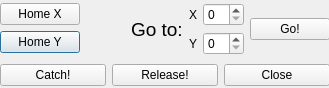
First picture: the form in FrontEnd/nxtWindowUI.ui, repository ggajoch/Draughts, before the edit.
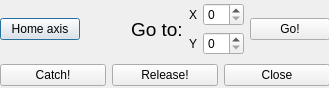
Second picture: the form after the edit.

```diff
--- a/FrontEnd/nxtWindowUI.ui
+++ b/FrontEnd/nxtWindowUI.ui
@@ -13,7 +13,7 @@
   <property name="windowTitle">
    <string>Dialog</string>
   </property>
-  <widget class="QWidget" name="">
+  <widget class="QWidget" name="layoutWidget">
    <property name="geometry">
     <rect>
      <x>0</x>
@@ -27,20 +27,6 @@
      <layout class="QGridLayout" name="gridLayout_4">
       <item row="0" column="0">
        <layout class="QGridLayout" name="gridLayout_2">
-        <item row="1" column="0">
-         <widget class="QPushButton" name="homeY">
-          <property name="text">
-           <string>Home Y</string>
-          </property>
-         </widget>
-        </item>
-        <item row="0" column="0">
-         <widget class="QPushButton" name="homeX">
-          <property name="text">
-           <string>Home X</string>
-          </property>
-         </widget>
-        </item>
         <item row="0" column="1">
          <spacer name="horizontalSpacer">
           <property name="orientation">
@@ -54,6 +40,13 @@
           </property>
          </spacer>
         </item>
+        <item row="0" column="0">
+         <widget class="QPushButton" name="homeX">
+          <property name="text">
+           <string>Home axis</string>
+          </property>
+         </widget>
+        </item>
        </layout>
       </item>
       <item row="0" column="1">
```
